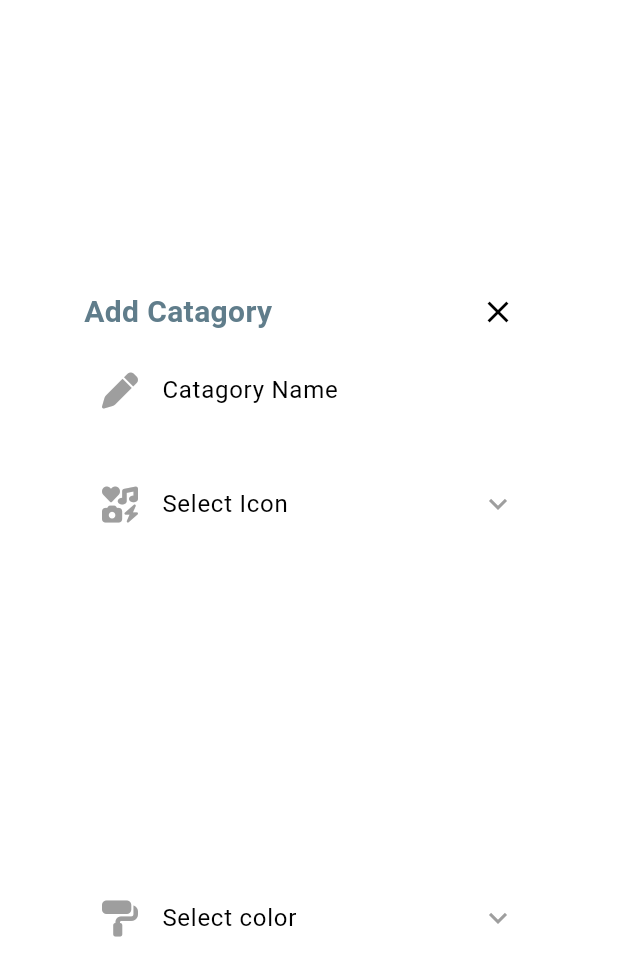
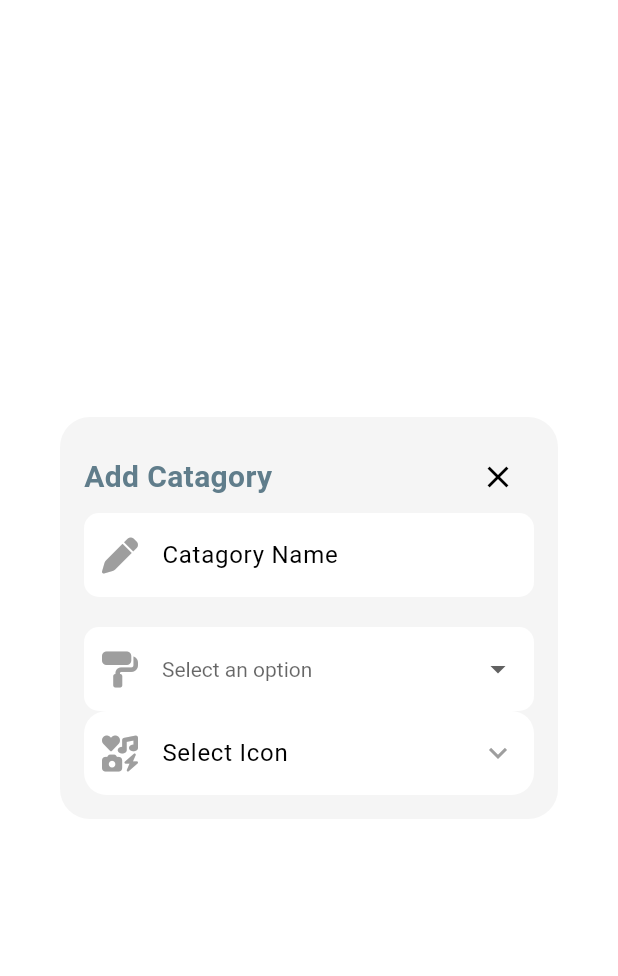
Before and after one commit to tamremariam/expense_tracker, a Flutter app: the AddCatagoryFragment widget shown alone on an empty page, opened directly, on a phone screen of 412 x 824 dp. Shown: the top 976 px of the screen. Run offline on Flutter 3.47's test engine with Material 3 defaults, Android fonts, the phone set to English and light mode, and no system bars; our stand-ins replace fl_chart, font_awesome_flutter.

Commit message:
acd catagoryi con dropdown

```diff
--- a/lib/screen/expense/add_catagory.dart
+++ b/lib/screen/expense/add_catagory.dart
@@ -1,23 +1,65 @@
+import 'package:expense_tracker/screen/expense/widgets/color_dropdown.dart';
 import 'package:flutter/cupertino.dart';
 import 'package:flutter/material.dart';
 import 'package:font_awesome_flutter/font_awesome_flutter.dart';
 
-class AddCatagoryFragment extends StatelessWidget {
+class AddCatagoryFragment extends StatefulWidget {
   const AddCatagoryFragment({
     super.key,
   });
 
   @override
+  State<AddCatagoryFragment> createState() => _AddCatagoryFragmentState();
+}
+
+class _AddCatagoryFragmentState extends State<AddCatagoryFragment> {
+  @override
   Widget build(BuildContext context) {
-    bool isexpanded = true;
+    String? selectedValue;
+    final List<String> options = [
+      'Red',
+      'Green',
+      'Blue',
+      'Yellow',
+      'Orange',
+      'Purple',
+      'Pink',
+      'Black',
+      'White',
+    ];
+    final List<Icon> SelectIcon = [
+      Icon(
+        FontAwesomeIcons.icons,
+        color: Theme.of(context).colorScheme.outline,
+      ),
+      Icon(
+        FontAwesomeIcons.icons,
+        color: Theme.of(context).colorScheme.outline,
+      ),
+      Icon(
+        FontAwesomeIcons.icons,
+        color: Theme.of(context).colorScheme.outline,
+      ),
+      Icon(
+        FontAwesomeIcons.icons,
+        color: Theme.of(context).colorScheme.outline,
+      ),
+      Icon(
+        FontAwesomeIcons.icons,
+        color: Theme.of(context).colorScheme.outline,
+      ),
+    ];
     return Dialog(
-      // backgroundColor: Colors.black,
-      backgroundColor: const Color.fromARGB(255, 255, 255, 255),
+      // backgroundColor: Colors.white,
+      // backgroundColor: const Color.fromARGB(255, 255, 255, 255),
       // backgroundColor: Theme.of(context).colorScheme.background,
       shape: RoundedRectangleBorder(
         borderRadius: BorderRadius.circular(10),
       ),
       child: Container(
+        decoration: BoxDecoration(
+            borderRadius: BorderRadius.circular(20),
+            color: Theme.of(context).colorScheme.background),
         padding: const EdgeInsets.all(16),
         child: Column(
           mainAxisSize: MainAxisSize.min,
@@ -34,7 +76,7 @@ class AddCatagoryFragment extends StatelessWidget {
                       color: Colors.blueGrey),
                 ),
                 IconButton(
-                  icon: Icon(Icons.close),
+                  icon: const Icon(Icons.close),
                   onPressed: () {
                     Navigator.of(context).pop(); // Close the dialog
                   },
@@ -57,6 +99,7 @@ class AddCatagoryFragment extends StatelessWidget {
                     ),
                     border: OutlineInputBorder(
                       borderRadius: BorderRadius.circular(10),
+
                       borderSide:
                           BorderSide.none, // Set borderSide to none here
                     ),
@@ -65,12 +108,80 @@ class AddCatagoryFragment extends StatelessWidget {
                 const SizedBox(
                   height: 20,
                 ),
+                DropdownButtonFormField<String>(
+                  value: selectedValue,
+                  hint: const Text('Select an option'),
+                  icon: const Icon(Icons.arrow_drop_down),
+                  iconSize: 24,
+                  elevation: 16,
+                  style: const TextStyle(color: Colors.black),
+                  decoration: InputDecoration(
+                    prefixIcon: Icon(
+                      FontAwesomeIcons.paintRoller,
+                      color: Theme.of(context).colorScheme.outline,
+                    ),
+
+                    filled: true,
+                    // fillColor: Colors.grey[200],
+                    // labelText: 'Options',
+                    fillColor: Colors.white,
+                    border: OutlineInputBorder(
+                      borderSide: BorderSide.none,
+                      borderRadius: BorderRadius.circular(10.0),
+                    ),
+                  ),
+                  onChanged: (String? newValue) {
+                    setState(() {
+                      selectedValue = newValue;
+                    });
+                  },
+                  items: options.map<DropdownMenuItem<String>>((String value) {
+                    return DropdownMenuItem<String>(
+                      value: value,
+                      child: Text(value),
+                    );
+                  }).toList(),
+                ),
+                // --------------------------------------------------------
+
+// DropdownButtonFormField<Icon>(
+//                   // value: selectedValue,
+//                   hint: const Text('Select an option'),
+//                   icon: const Icon(Icons.arrow_drop_down),
+//                   iconSize: 24,
+//                   elevation: 16,
+//                   style: const TextStyle(color: Colors.black),
+//                   decoration: InputDecoration(
+//                     prefixIcon: Icon(
+//                       FontAwesomeIcons.paintRoller,
+//                       color: Theme.of(context).colorScheme.outline,
+//                     ),
+
+//                     filled: true,
+//                     // fillColor: Colors.grey[200],
+//                     // labelText: 'Options',
+//                     fillColor: Colors.white,
+//                     border: OutlineInputBorder(
+//                       borderSide: BorderSide.none,
+//                       borderRadius: BorderRadius.circular(10.0),
+//                     ),
+//                   ),
+//                   onChanged: (Icon? newValue) {
+//                     setState(() {
+//                       // selectedValue = newValue;
+//                     });
+//                   },
+//                   items: [SelectIcon],
+//                   // items: options.map<DropdownMenuItem<String>>((String value) {
+//                   //   return DropdownMenuItem<String>(
+//                   //     value: value,
+//                   //     child: Text(value),
+//                   //   );
+//                   // }).toList(),
+//                 ),
+                //----------------------------------------------------------------
                 TextFormField(
-                  onTap: () {
-                    // setState(() {
-                    isexpanded = false;
-                    // });
-                  },
+                  onTap: () {},
                   readOnly: true,
                   decoration: InputDecoration(
                     hintText: "Select Icon",
@@ -78,40 +189,6 @@ class AddCatagoryFragment extends StatelessWidget {
                     fillColor: Colors.white,
                     prefixIcon: Icon(
                       FontAwesomeIcons.icons,
-                      color: Theme.of(context).colorScheme.outline,
-                    ),
-                    suffixIcon: Icon(
-                      Icons.expand_more,
-                      color: Theme.of(context).colorScheme.outline,
-                    ),
-                    border: OutlineInputBorder(
-                      borderRadius: BorderRadius.circular(15),
-                      borderSide:
-                          BorderSide.none, // Set borderSide to none here
-                    ),
-                  ),
-                ),
-                isexpanded
-                    ? Container(
-                        height: 200,
-                        width: double.infinity,
-                        decoration: BoxDecoration(
-                            borderRadius: BorderRadius.circular(20),
-                            color: Colors.white),
-                      )
-                    : Container(),
-                const SizedBox(
-                  height: 20,
-                ),
-                TextFormField(
-                  onTap: () {},
-                  readOnly: true,
-                  decoration: InputDecoration(
-                    hintText: "Select color",
-                    filled: true,
-                    fillColor: Colors.white,
-                    prefixIcon: Icon(
-                      FontAwesomeIcons.paintRoller,
                       color: Theme.of(context).colorScheme.outline,
                     ),
                     suffixIcon: Icon(
@@ -133,28 +210,4 @@ class AddCatagoryFragment extends StatelessWidget {
       ),
     );
   }
-
-  Widget buildReceiptRow(String label, String value) {
-    return Padding(
-      padding: const EdgeInsets.symmetric(vertical: 4),
-      child: Row(
-        mainAxisAlignment: MainAxisAlignment.spaceBetween,
-        children: [
-          Text(
-            label,
-            style: TextStyle(
-              fontSize: 16,
-              fontWeight: FontWeight.bold,
-            ),
-          ),
-          Text(
-            value,
-            style: TextStyle(
-              fontSize: 16,
-            ),
-          ),
-        ],
-      ),
-    );
-  }
 }
```
Also changed, not shown: lib/screen/expense/widgets/color_dropdown.dart (added, +84 -0 lines).
